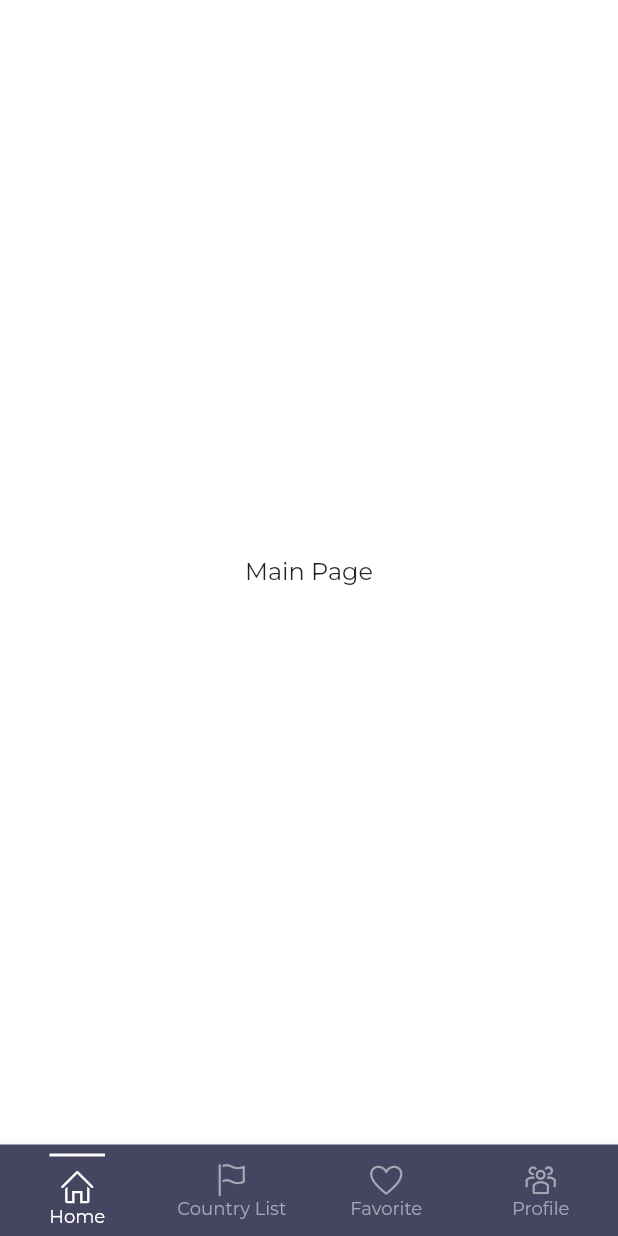
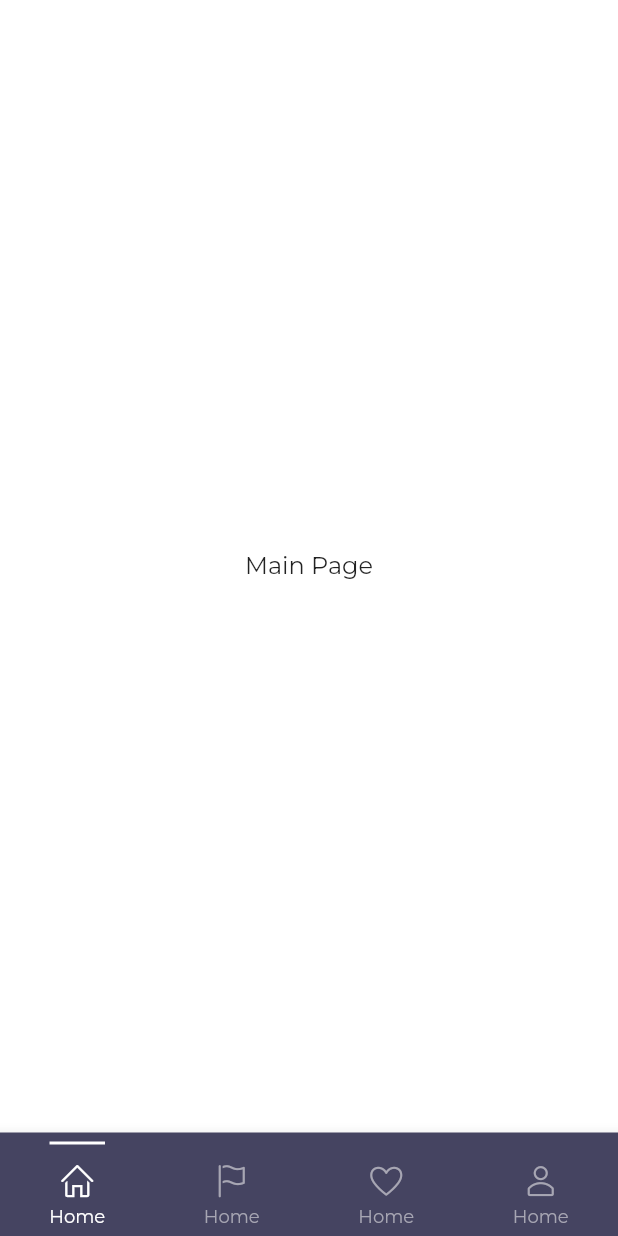
Before and after one commit to mmukramm/solo_trip_app, a Flutter app: the screen it shows after launch, on a phone screen of 412 x 824 dp. Run offline on Flutter 3.47's test engine with Material 2 defaults, Android fonts, the phone set to English and light mode, and no system bars; our stand-ins replace flutter_svg.

Commit message:
feat: add line for active menu in bottom navbar

```diff
--- a/lib/presentation/ui/main_page.dart
+++ b/lib/presentation/ui/main_page.dart
@@ -34,7 +34,7 @@ class _MainPageState extends State<MainPage> {
               _currentIndexMenu = index;
             });
           },
-          items: <BottomNavigationBarItem>[
+          items: [
             BottomNavigationBarItem(
               icon: Column(
                 children: [
@@ -42,28 +42,90 @@ class _MainPageState extends State<MainPage> {
                     height: 2,
                     width: 37,
                     decoration: BoxDecoration(
-                      color: _currentIndexMenu == 0 ? primaryLightBackgroundColor : secondaryDarkBackgroundColor,
+                      color: _currentIndexMenu == 0
+                          ? primaryLightBackgroundColor
+                          : secondaryDarkBackgroundColor,
                     ),
                   ),
                   const SizedBox(
-                    height: 8,
+                    height: 12,
                   ),
                   Icon(CustomIcon.homeLine),
+                  const SizedBox(
+                    height: 4,
+                  ),
                 ],
               ),
               label: "Home",
             ),
             BottomNavigationBarItem(
-              icon: Icon(CustomIcon.flagLine),
-              label: "Country List",
+              icon: Column(
+                children: [
+                  Container(
+                    height: 2,
+                    width: 37,
+                    decoration: BoxDecoration(
+                      color: _currentIndexMenu == 1
+                          ? primaryLightBackgroundColor
+                          : secondaryDarkBackgroundColor,
+                    ),
+                  ),
+                  const SizedBox(
+                    height: 12,
+                  ),
+                  Icon(CustomIcon.flagLine),
+                  const SizedBox(
+                    height: 4,
+                  ),
+                ],
+              ),
+              label: "Home",
             ),
             BottomNavigationBarItem(
-              icon: Icon(CustomIcon.heartLine),
-              label: "Favorite",
+              icon: Column(
+                children: [
+                  Container(
+                    height: 2,
+                    width: 37,
+                    decoration: BoxDecoration(
+                      color: _currentIndexMenu == 2
+                          ? primaryLightBackgroundColor
+                          : secondaryDarkBackgroundColor,
+                    ),
+                  ),
+                  const SizedBox(
+                    height: 12,
+                  ),
+                  Icon(CustomIcon.heartLine),
+                  const SizedBox(
+                    height: 4,
+                  ),
+                ],
+              ),
+              label: "Home",
             ),
             BottomNavigationBarItem(
-              icon: Icon(CustomIcon.usersLine),
-              label: "Profile",
+              icon: Column(
+                children: [
+                  Container(
+                    height: 2,
+                    width: 37,
+                    decoration: BoxDecoration(
+                      color: _currentIndexMenu == 3
+                          ? primaryLightBackgroundColor
+                          : secondaryDarkBackgroundColor,
+                    ),
+                  ),
+                  const SizedBox(
+                    height: 12,
+                  ),
+                  Icon(CustomIcon.userLine),
+                  const SizedBox(
+                    height: 4,
+                  ),
+                ],
+              ),
+              label: "Home",
             ),
           ]),
     );
```
